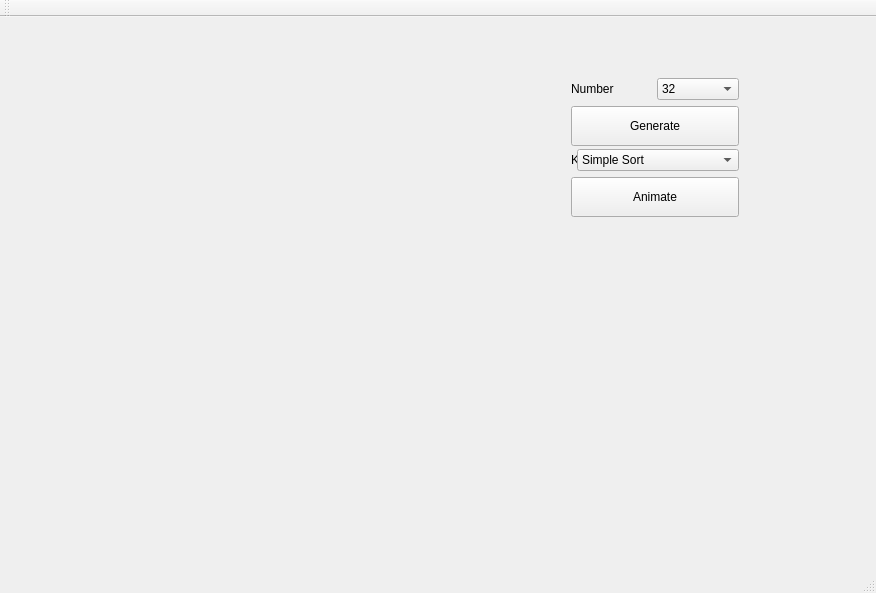
Before: the Qt Designer form SortingVisualizer/mainwindow.ui in nishidate-yuki/SortingVisualizer, drawn with Qt 5.
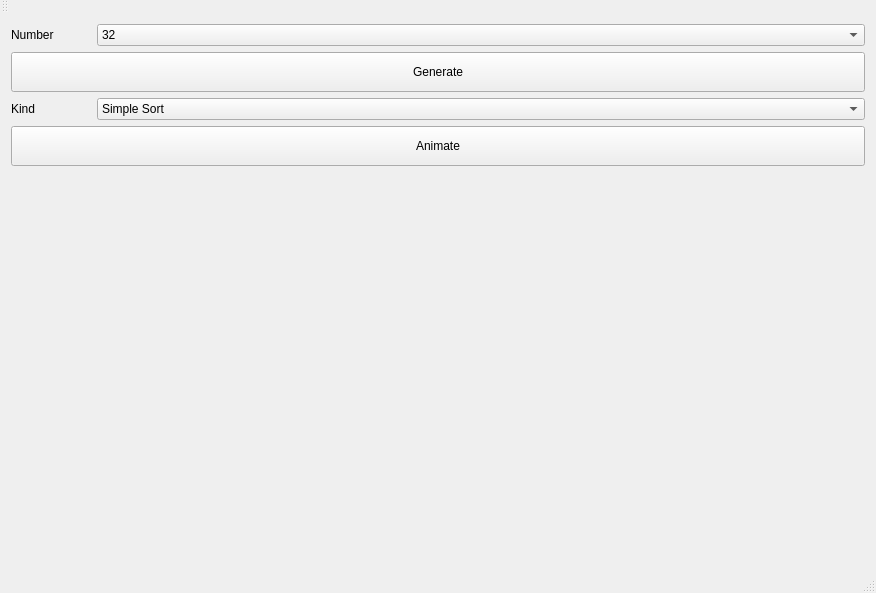
After: the same form once the commit is applied.

Commit message: Add: GUIからデータ数取得

```diff
--- a/SortingVisualizer/mainwindow.ui
+++ b/SortingVisualizer/mainwindow.ui
@@ -20,26 +20,11 @@
    <string>MainWindow</string>
   </property>
   <widget class="QWidget" name="centralWidget">
-   <widget class="QWidget" name="gridLayoutWidget">
-    <property name="geometry">
-     <rect>
-      <x>70</x>
-      <y>60</y>
-      <width>411</width>
-      <height>431</height>
-     </rect>
-    </property>
+   <layout class="QHBoxLayout" name="horizontalLayout">
+    <item>
     <layout class="QGridLayout" name="gridLayout"/>
-   </widget>
-   <widget class="QWidget" name="">
-    <property name="geometry">
-     <rect>
-      <x>560</x>
-      <y>50</y>
-      <width>190</width>
-      <height>159</height>
-     </rect>
-    </property>
+    </item>
+    <item>
     <layout class="QVBoxLayout" name="verticalLayout">
      <item>
       <layout class="QFormLayout" name="formLayout">
@@ -95,19 +80,6 @@
        </property>
       </widget>
      </item>
-     <item>
-      <spacer name="verticalSpacer">
-       <property name="orientation">
-        <enum>Qt::Vertical</enum>
-       </property>
-       <property name="sizeHint" stdset="0">
-        <size>
-         <width>20</width>
-         <height>40</height>
-        </size>
-       </property>
-      </spacer>
-     </item>
      <item>
       <layout class="QFormLayout" name="formLayout_2">
        <item row="0" column="0">
@@ -157,8 +129,22 @@
        </property>
       </widget>
      </item>
-    </layout>
-   </widget>
+      <item>
+       <spacer name="verticalSpacer">
+        <property name="orientation">
+         <enum>Qt::Vertical</enum>
+        </property>
+        <property name="sizeHint" stdset="0">
+         <size>
+          <width>20</width>
+          <height>40</height>
+         </size>
+        </property>
+       </spacer>
+      </item>
+     </layout>
+    </item>
+   </layout>
   </widget>
   <widget class="QMenuBar" name="menuBar">
    <property name="geometry">
@@ -171,6 +157,9 @@
    </property>
   </widget>
   <widget class="QToolBar" name="mainToolBar">
+   <property name="styleSheet">
+    <string notr="true">QToolBar  { border: 0; }</string>
+   </property>
    <attribute name="toolBarArea">
     <enum>TopToolBarArea</enum>
    </attribute>
```
Lines whose indentation alone changed are shown as unchanged. The commit also changes 2 other files.
